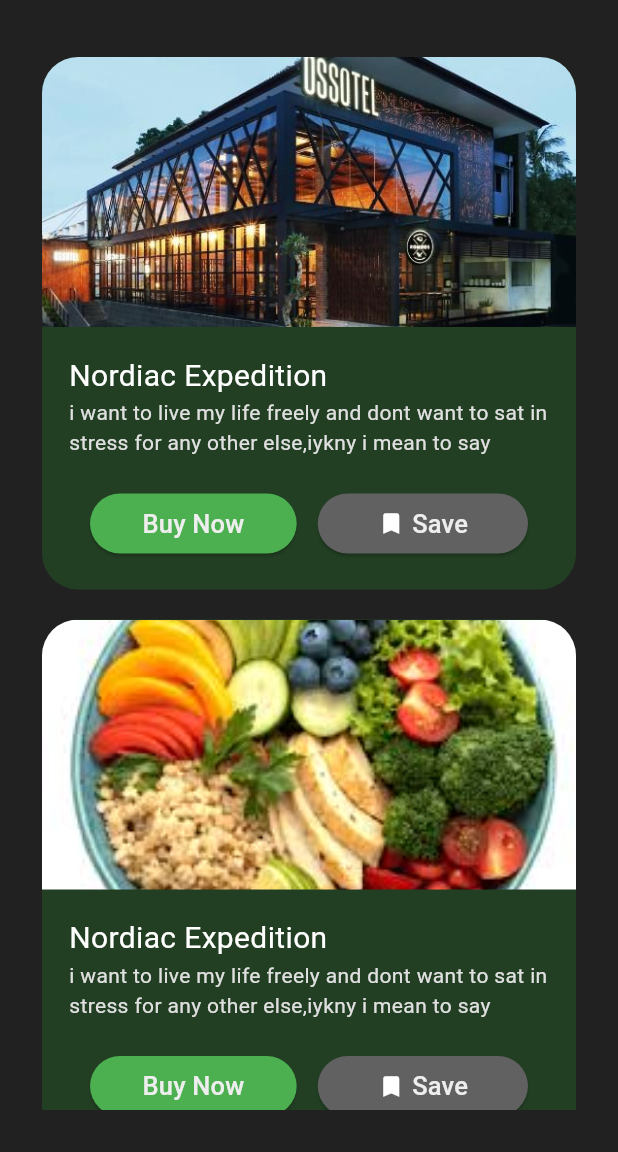
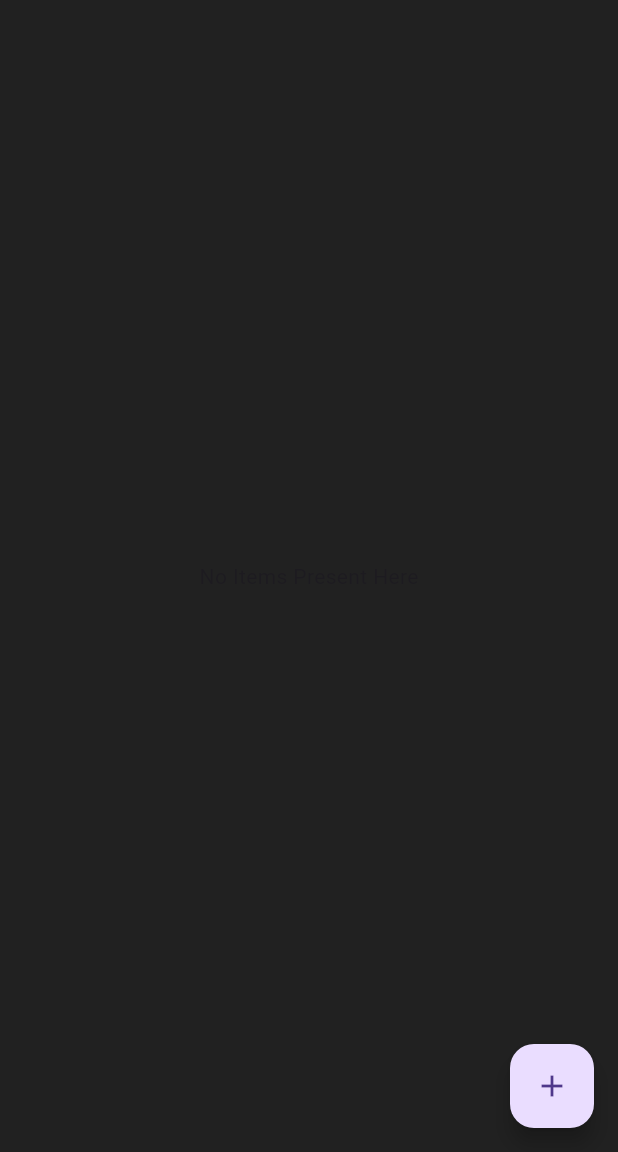
Before and after one commit to Shaurya0987/Sqflite---local-Database, a Flutter app: the Listviewbuilderdemo2 screen opened directly, on a phone screen of 412 x 824 dp, the part 84-1236 px from its top. Run offline on Flutter 3.47's test engine with Material 3 defaults, Android fonts, the light colour scheme and no system bars; our stand-ins replace fluttertoast, sqflite; accounts and stored records are empty.

Commit message:
ListView.Builder Second Done with Provider + Local DB

```diff
--- /dev/null
+++ b/lib/Providers/secondListViewProvider.dart
@@ -0,0 +1,18 @@
+import 'package:flutter/material.dart';
+import 'package:localdb/local%20DataBase/secondListViewDB.dart';
+
+class Secondlistviewprovider extends ChangeNotifier{
+  DatabaseHelper2 db=DatabaseHelper2.instance;
+
+  List<Map<String,dynamic>>items=[];
+
+  Future<void>loadItems()async{
+    items=await db.getItemss();
+    notifyListeners();
+  }
+
+  Future<void>addItem(String image,String title,String description)async{
+    await db.insertItem(image, title, description);
+    loadItems();
+  }
+}
--- a/lib/Screens/ListViewBuilderDemo.dart
+++ b/lib/Screens/ListViewBuilderDemo.dart
@@ -54,9 +54,9 @@ class Listviewbuilderdemo extends StatelessWidget {
       floatingActionButton: FloatingActionButton(
         onPressed: () {
           context.read<FirstItemProvider>().addItem(
-                "2133",
-                "Pizzaess",
-                "Only 423 left",
+                "33",
+                "Pizzss",
+                "Only 100 left",
               );
         },
         child: const Icon(Icons.add),
--- a/lib/Screens/ListViewBuilderDemo2.dart
+++ b/lib/Screens/ListViewBuilderDemo2.dart
@@ -1,4 +1,6 @@
 import 'package:flutter/material.dart';
+import 'package:localdb/Providers/secondListViewProvider.dart';
+import 'package:provider/provider.dart';
 
 class Listviewbuilderdemo2 extends StatelessWidget {
   const Listviewbuilderdemo2({super.key});
@@ -6,33 +8,8 @@ class Listviewbuilderdemo2 extends StatelessWidget {
   @override
   Widget build(BuildContext context) {
 
-    List<Map<String,String>>items=[
-      {
-        "image" : "assets/outLookRestaurant.jpg",
-        "title" : "Nordiac Expedition",
-        "subtitle" :"i want to live my life freely and dont want to sat in stress for any other else,iykny i mean to say",
-      },
-      {
-        "image" : "assets/picture1.jpg",
-        "title" : "Nordiac Expedition",
-        "subtitle" :"i want to live my life freely and dont want to sat in stress for any other else,iykny i mean to say"
-      },
-      {
-        "image" : "assets/picture2.jpg",
-        "title" : "Nordiac Expedition",
-        "subtitle" : "i want to live my life freely and dont want to sat in stress for any other else,iykny i mean to say"
-      },
-      {
-        "image" : "assets/picture3.jpg",
-        "title" : "Nordiac Expedition",
-        "subtitle" : "i want to live my life freely and dont want to sat in stress for any other else,iykny i mean to say"
-      },
-      {
-        "image" : "assets/picture17.jpg",
-        "title" : "Nordiac Expedition",
-        "subtitle" : "i want to live my life freely and dont want to sat in stress for any other else,iykny i mean to say"
-      },
-    ];
+    final provider=context.watch<Secondlistviewprovider>();
+    final items=provider.items;
 
     return Scaffold(
       backgroundColor: Colors.grey.shade900,
@@ -65,6 +42,9 @@ class Listviewbuilderdemo2 extends StatelessWidget {
           },
         )
         ),
+        floatingActionButton: FloatingActionButton(onPressed: (){
+          provider.addItem("assets/outLookRestaurant.jpg", "Big Restaurnet", "I knovery good restaurant but i cant afford it because i have money. i also want a investment");
+        },child: Icon(Icons.add),),
       );
   }
 }
@@ -82,7 +62,7 @@ class ContainerWidetofListviw extends StatelessWidget {
     return Padding(
       padding: const EdgeInsets.symmetric(vertical: 10.0),
       child: Container(
-        height: 355,
+        // height: 355,
         width: double.infinity,
         decoration: BoxDecoration(
           color: const Color.fromARGB(255, 34, 63, 35),
--- a/lib/main.dart
+++ b/lib/main.dart
@@ -2,6 +2,7 @@ import 'package:flutter/material.dart';
 import 'package:localdb/Contact%20Book%20App/Providers/contactProvider.dart';
 import 'package:localdb/Contact%20Book%20App/Screens/mainScreen.dart';
 import 'package:localdb/Providers/firstListViewProvider.dart';
+import 'package:localdb/Providers/secondListViewProvider.dart';
 import 'package:localdb/Screens/ListViewBuilderDemo.dart';
 import 'package:localdb/Screens/ListViewBuilderDemo2.dart';
 import 'package:localdb/Screens/ListViewBuilderDemo3.dart';
@@ -11,7 +12,7 @@ void main() {
   // REQUIRED for plugins like fluttertoast
   WidgetsFlutterBinding.ensureInitialized();
   runApp(ChangeNotifierProvider(
-    create: (_)=>FirstItemProvider(),
+    create: (_)=>Secondlistviewprovider()..loadItems(),
     child: const MyApp(),
     ));
 }
@@ -23,7 +24,7 @@ class MyApp extends StatelessWidget {
   Widget build(BuildContext context) {
     return const MaterialApp(
       debugShowCheckedModeBanner: false,
-      home: Listviewbuilderdemo(),
+      home: Listviewbuilderdemo2(),
     );
   }
 }
```
Also changed, not shown: lib/local DataBase/secondListViewDB.dart (added, +50 -0 lines).
